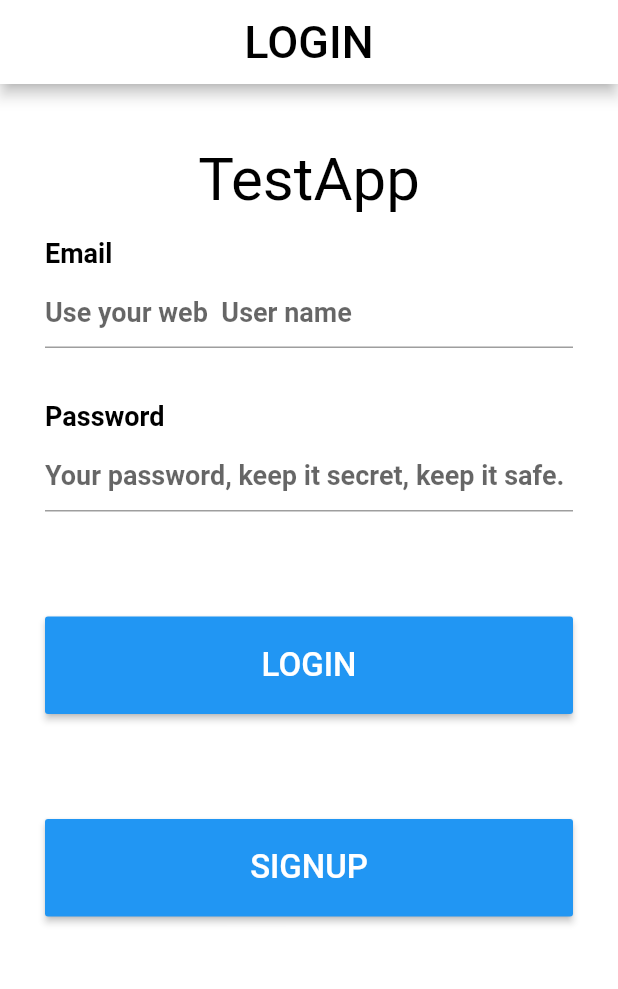
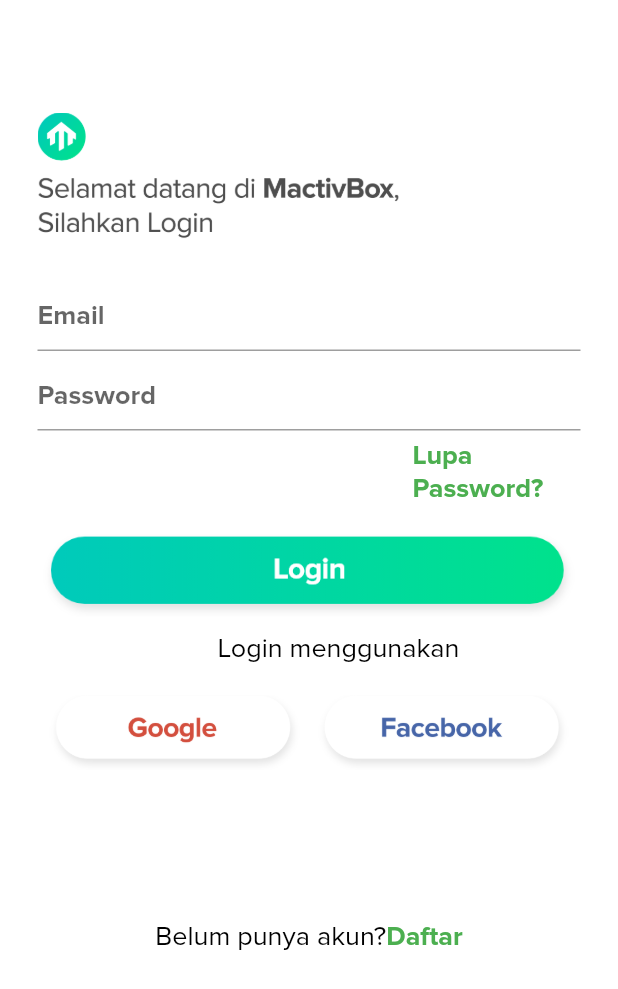
Before and after one commit to afdale/mactiv_app_new, a Flutter app: the screen it shows after launch, on a phone screen of 412 x 824 dp. Shown: the top 989 px of the screen. Run offline on Flutter 3.47's test engine with Material 2 defaults, Android fonts, the phone set to English and light mode, and no system bars; our stand-ins replace shared_preferences.

Commit message:
01/10/2019
mactiv login registration

```diff
--- a/lib/main.dart
+++ b/lib/main.dart
@@ -1,13 +1,14 @@
 import 'package:flutter/material.dart';
 import 'package:mactiv_app_new/ui/homeScreen.dart';
 import 'package:mactiv_app_new/ui/loginScreen.dart';
+import 'package:mactiv_app_new/ui/signupScreen.dart';
 import 'package:mactiv_app_new/ui/splashScreen.dart';
 
 void main() => runApp(new MyApp());
 
 class MyApp extends StatelessWidget {
 
-  var _splashShown = false;
+  var _splashShown = true;
 
   @override
   Widget build(BuildContext context) {
@@ -16,6 +17,8 @@ class MyApp extends StatelessWidget {
       routes: <String,WidgetBuilder>{
         "/HomeScreen": (BuildContext context) => HomeScreen(),
         "/LoginScreen": (BuildContext context) => LoginScreen(),
+        "/SignUpScreen": (BuildContext context) => SignUpScreen(),
+        "/SplashScreen": (BuildContext context) => SplashScreen(),
       },
       home:
       SplashScreen(),
--- a/lib/ui/loginScreen.dart
+++ b/lib/ui/loginScreen.dart
@@ -1,14 +1,11 @@
 import 'dart:async';
 import 'package:flutter/material.dart';
-import 'package:shared_preferences/shared_preferences.dart';
+import 'package:flutter/services.dart';
 import 'package:mactiv_app_new/common/apifunctions/requestLoginAPI.dart';
 import 'package:mactiv_app_new/common/functions/showDialogSingleButton.dart';
 import 'package:mactiv_app_new/common/platform/platformScaffold.dart';
+import 'package:shared_preferences/shared_preferences.dart';
 import 'package:url_launcher/url_launcher.dart';
-import 'package:flutter/gestures.dart';
-import 'package:flutter/services.dart';
-
-import 'package:http/http.dart' as http;
 
 const URL = "http://www.google.com";
 
@@ -24,7 +21,6 @@ class LoginScreenState extends State<LoginScreen> {
 
   final TextEditingController _userNameController = TextEditingController();
   final TextEditingController _passwordController = TextEditingController();
-  String _welcomeString = "";
 
   Future launchURL(String url) async {
     if(await canLaunch(url)) {
@@ -52,108 +48,166 @@ class LoginScreenState extends State<LoginScreen> {
     return WillPopScope(
       onWillPop: () {
         if(Navigator.canPop(context)) {
-          Navigator.of(context).pushNamedAndRemoveUntil('/HomeScreen', (Route<dynamic> route) => false);
+          Navigator.of(context).pushNamedAndRemoveUntil('/SplashScreen', (Route<dynamic> route) => false);
         } else {
-          Navigator.of(context).pushReplacementNamed('/HomeScreen');
+          Navigator.of(context).pushReplacementNamed('/SplashScreen');
         }
         return;
       },
       child:
-
-
       PlatformScaffold(
-        appBar:  AppBar(
-          title: Text("LOGIN",
-            style: TextStyle(fontSize: 30.0, color: Colors.black,),
-          ),
-          centerTitle: true,
-          backgroundColor: Colors.white,
-          iconTheme: IconThemeData(color: Colors.black),
-        ),
 
         backgroundColor: Colors.white,
-
         body: Container(
           child: Padding(
-            padding: EdgeInsets.fromLTRB(30.0, 0.0, 30.0, 0.0),
+            padding: EdgeInsets.fromLTRB(25.0, 50.0, 25.0, 0.0),
             child: ListView(
               children: <Widget>[
-                Container(alignment: Alignment.topCenter,
-                    child: Padding(padding: EdgeInsets.fromLTRB(0.0, 40.0, 0.0, 15.0),
-                      child: Text("TestApp", style: TextStyle(fontSize: 40.0, color: Colors.black),),
+                Padding(
+                    padding: EdgeInsets.fromLTRB(0.0, 25.0, 120.0, 25.0),
+                    child: GestureDetector(
+                        child: Container(
+                            height: 85,
+                            decoration: BoxDecoration(
+                              image: DecorationImage(
+                                  image:AssetImage("assets/icon_tv_login.png"),
+                                  fit:BoxFit.cover
+                              ),
+                            )
+                        ),
                     )
                 ),
 
-
-
-
-                Text("Email", style: TextStyle(fontSize: 18.0, color: Colors.black, fontWeight: FontWeight.bold, ),
-                ),
+               /* Padding(
+                  padding: EdgeInsets.fromLTRB(0.0, 25.0, 0.0, 0.0),
+                  child: Text("Email", style: TextStyle(fontFamily:'Proxima_nova',
+                    fontSize: 18.0, color: Colors.green, fontWeight: FontWeight.bold, ),
+                  ),
+                ),*/
 
                 Padding(
-                  padding: EdgeInsets.fromLTRB(0.0, 5.0, 0.0, 0.0),
+                  padding: EdgeInsets.fromLTRB(0.0, 1.0, 0.0, 0.0),
                   child: TextField(
                     controller: _userNameController,
                     decoration: InputDecoration(
-                      hintText: "Use your web  User name",
+                      hintText: "Email",
                     ),
-                    style: TextStyle(fontSize: 18.0, color: Colors.grey, fontWeight: FontWeight.bold, ),
+                    style: TextStyle(fontFamily:'Proxima_nova', fontSize: 18.0, color: Colors.grey, fontWeight: FontWeight.bold, ),
                   ),
                 ),
 
-                Padding(
-                  padding: EdgeInsets.fromLTRB(0.0, 35.0, 0.0, 0.0),
-                  child: Text("Password", style: TextStyle(fontSize: 18.0, color: Colors.black, fontWeight: FontWeight.bold, ),
-                  ),
-                ),
 
                 Padding(
                   padding: EdgeInsets.fromLTRB(0.0, 5.0, 0.0, 0.0),
                   child: TextField(
                     controller: _passwordController,
                     decoration: InputDecoration(
-                      hintText: 'Your password, keep it secret, keep it safe.',
+                      hintText: 'Password',
                     ),
                     obscureText: true,
-                    style: TextStyle(fontSize: 18.0, color: Colors.grey, fontWeight: FontWeight.bold, ),
+                    style: TextStyle(fontFamily:'Proxima_nova', fontSize: 18.0, color: Colors.grey, fontWeight: FontWeight.bold, ),
                   ),
                 ),
 
+          Padding(
+            padding: EdgeInsets.fromLTRB(250.0, 5.0, 0.0, 0.0),
+                child: Text("Lupa Password?", style: TextStyle(fontFamily:'Proxima_nova',
+                  fontSize: 18.0, color: Colors.green, fontWeight: FontWeight.bold, ),
+                ),
+          ),
+
                 Padding(
-                  padding: EdgeInsets.fromLTRB(0.0, 70.0, 0.0, 0.0),
-                  child: Container(height: 65.0,
-                    child: RaisedButton(
-                        onPressed: () {
-                          SystemChannels.textInput.invokeMethod('TextInput.hide');
-                          requestLoginAPI(context, _userNameController.text, _passwordController.text);
-                        },
-                        child: Text("LOGIN",
-                            style: TextStyle(color: Colors.white,
-                                fontSize: 22.0)
-                        ),
-                      color: Colors.blue,
-                    ),
+                  padding: EdgeInsets.fromLTRB(0.0, 20.0, 0.0, 0.0),
+                  child: GestureDetector(
+                      child: Container(
+                          height: 55,
+                          decoration: BoxDecoration(
+                              image: DecorationImage(
+                                  image:AssetImage("assets/btn_login.png"),
+                                  fit:BoxFit.cover
+                              ),
+                          )
+                      ),onTap:(){
+                    SystemChannels.textInput.invokeMethod('TextInput.hide');
+                    requestLoginAPI(context, _userNameController.text, _passwordController.text);
+                  }
+                  )
+                ),
+
+                Padding(
+                  padding: EdgeInsets.fromLTRB(120.0, 10.0, 0.0, 0.0),
+                  child: Text("Login menggunakan", style: TextStyle(fontFamily:'Proxima_nova',fontSize: 18.0,
+                    color: Colors.black, fontWeight: FontWeight.w100, ),
                   ),
                 ),
 
-                Padding(
-                  padding: EdgeInsets.fromLTRB(0.0, 70.0, 0.0, 0.0),
-                  child: Container(height: 65.0,
-                    child: RaisedButton(
-                      onPressed: () {
-                        SystemChannels.textInput.invokeMethod('TextInput.hide');
-                        Navigator.of(context).pushReplacementNamed('/HomeScreen');
-                      },
-                      child: Text("SIGNUP",
-                          style: TextStyle(color: Colors.white,
-                              fontSize: 22.0)
-                      ),
-                      color: Colors.blue,
-                    ),
+          Padding(
+            padding: EdgeInsets.fromLTRB(0.0, 20.0, 0.0, 0.0),
+            child:
+            Row(
+              mainAxisAlignment: MainAxisAlignment.spaceEvenly,
+              children:<Widget>[
+                GestureDetector(
+                    child: Container(
+                        width: 175,
+                        height: 50,
+                        decoration: BoxDecoration(
+                          image: DecorationImage(
+                              image: AssetImage("assets/btn_googlelogin.png"),
+                              fit:BoxFit.cover
+                          ),
+                        )
+                    ),onTap:(){
+                  print("google");
+                }
+                ),
+
+
+                GestureDetector(
+                    child: Container(
+                        width: 175,
+                        height: 50,
+                        decoration: BoxDecoration(
+                          image: DecorationImage(
+                              image: AssetImage("assets/btn_fblogin.png"),
+                              fit:BoxFit.cover
+                          ),
+                        )
+                    ),onTap:(){
+                  print("facebook");
+                }
+                )
+              ],
+            ),
+          ),
+
+
+          Padding(
+            padding: EdgeInsets.fromLTRB(0.0, 100.0, 0.0, 0.0),
+            child:
+            Row(
+              mainAxisAlignment: MainAxisAlignment.center,
+              children:<Widget>[
+                Text("Belum punya akun?", style:
+                TextStyle(fontFamily:'Proxima_nova',fontSize: 18.0, color: Colors.black, fontWeight: FontWeight.w100, ),
+                ),
+
+                new InkWell(
+                  onTap: () {
+                    Navigator.of(context).pushReplacementNamed('/SignUpScreen');
+                  },
+                  child:new Text("Daftar", style:
+                  TextStyle(fontFamily:'Proxima_nova',fontSize: 18.0, color: Colors.green, fontWeight: FontWeight.bold, ),
                   ),
                 ),
               ],
             ),
+
+          ),
+
+              ],
+            ),
+
           ),
         ),
       ),
```
Also changed, not shown: lib/common/apifunctions/requestRegisterAPI.dart (added, +38 -0 lines), lib/ui/homeScreen.dart (+15 -14 lines), lib/ui/signupScreen.dart (added, +208 -0 lines), lib/ui/splashScreen.dart (+11 -26 lines), pubspec.yaml (+10 -39 lines), assets/btn_daftar.png (added), assets/btn_fblogin.png (added), assets/btn_googlelogin.png (added), assets/btn_login.png (added), assets/homepage.png (added), assets/icon_tv_login.png (added), assets/icon_tv_register.png (added), assets/splashscreen.png (added), fonts/proxbold.otf (added), 4 more files.
